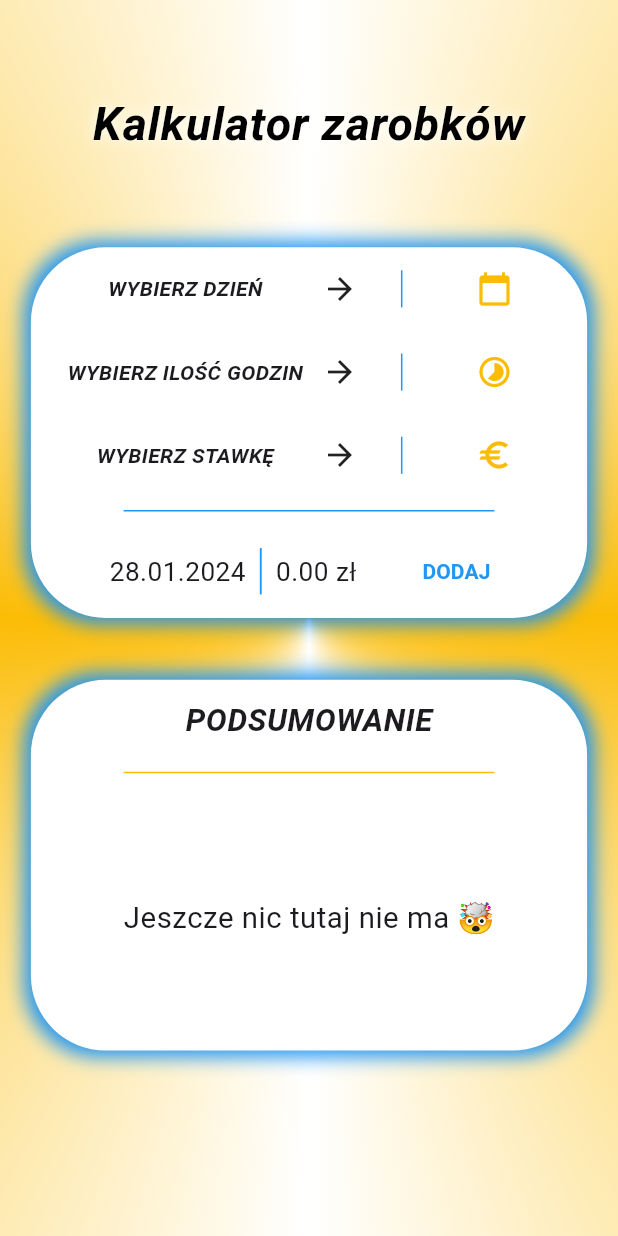
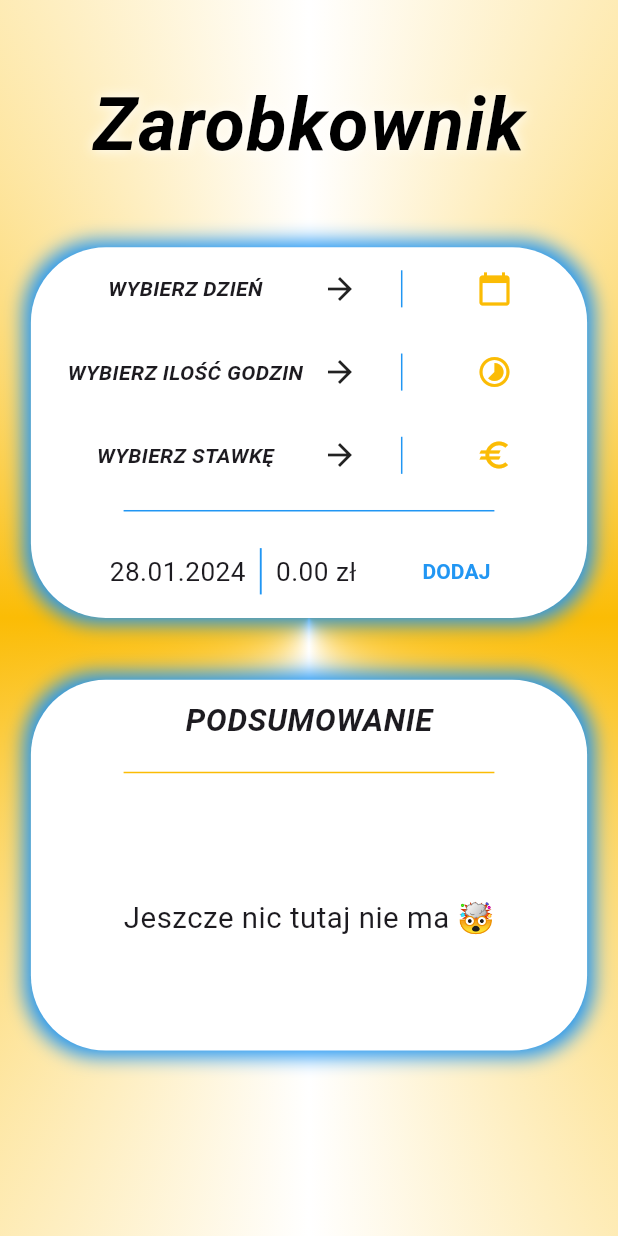
Before and after one commit to yelloally/zarobkownik-flutter, a Flutter app: the screen it shows after launch, on a phone screen of 412 x 824 dp. Run offline on Flutter 3.47's test engine with Material 3 defaults, Android fonts, the phone set to English and light mode, and no system bars; our stand-ins replace flutter_bloc, hydrated_bloc, numberpicker.

Commit message:
create repository

```diff
--- a/lib/main.dart
+++ b/lib/main.dart
@@ -39,7 +39,7 @@ class MyApp extends StatelessWidget {
         Locale('en'),
         Locale('pl'),
       ],
-      title: 'Kalkulator zarobków',
+      title: 'Zarobkownik',
       theme: ThemeData.light(
         useMaterial3: true,
       ),
--- a/lib/widgets/home_screen/title_widget.dart
+++ b/lib/widgets/home_screen/title_widget.dart
@@ -56,7 +56,7 @@ class _TitleWidgetState extends State<TitleWidget>
             child: const FittedBox(
               fit: BoxFit.fitWidth,
               child: Text(
-                'Kalkulator zarobków',
+                'Zarobkownik',
                 style: TextStyle(
                   color: Colors.black,
                   fontStyle: FontStyle.italic,
```
